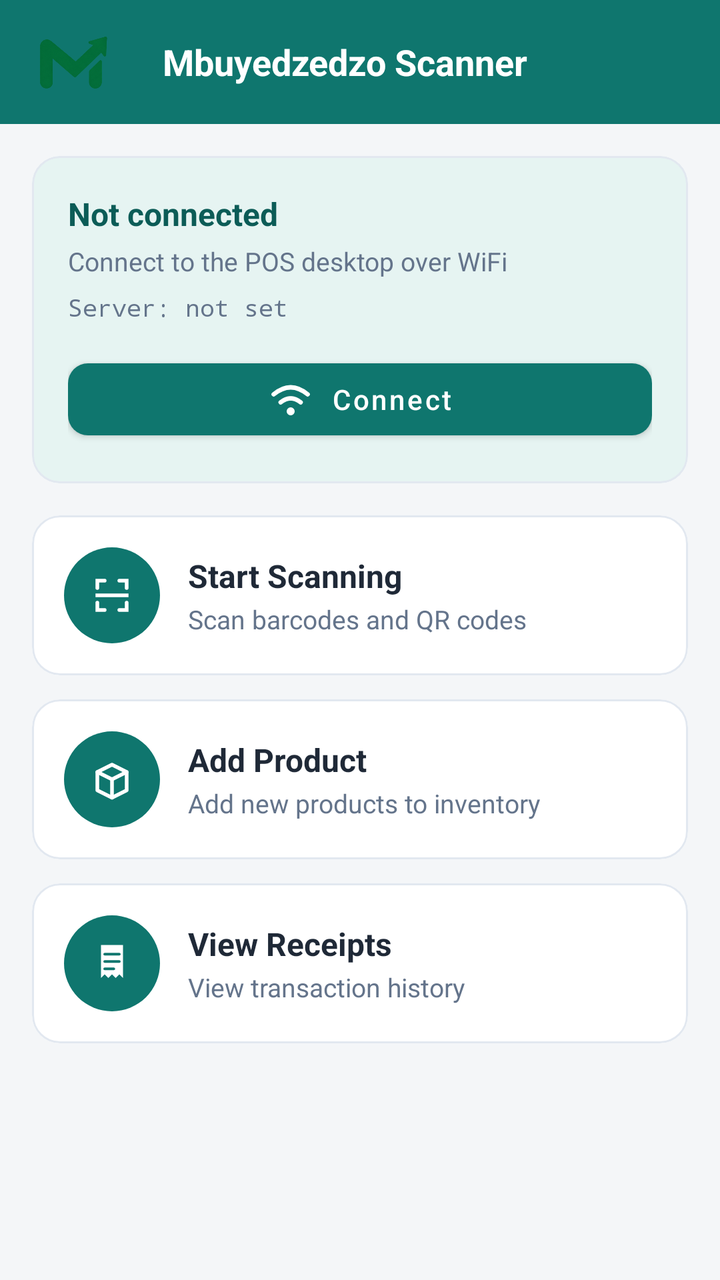
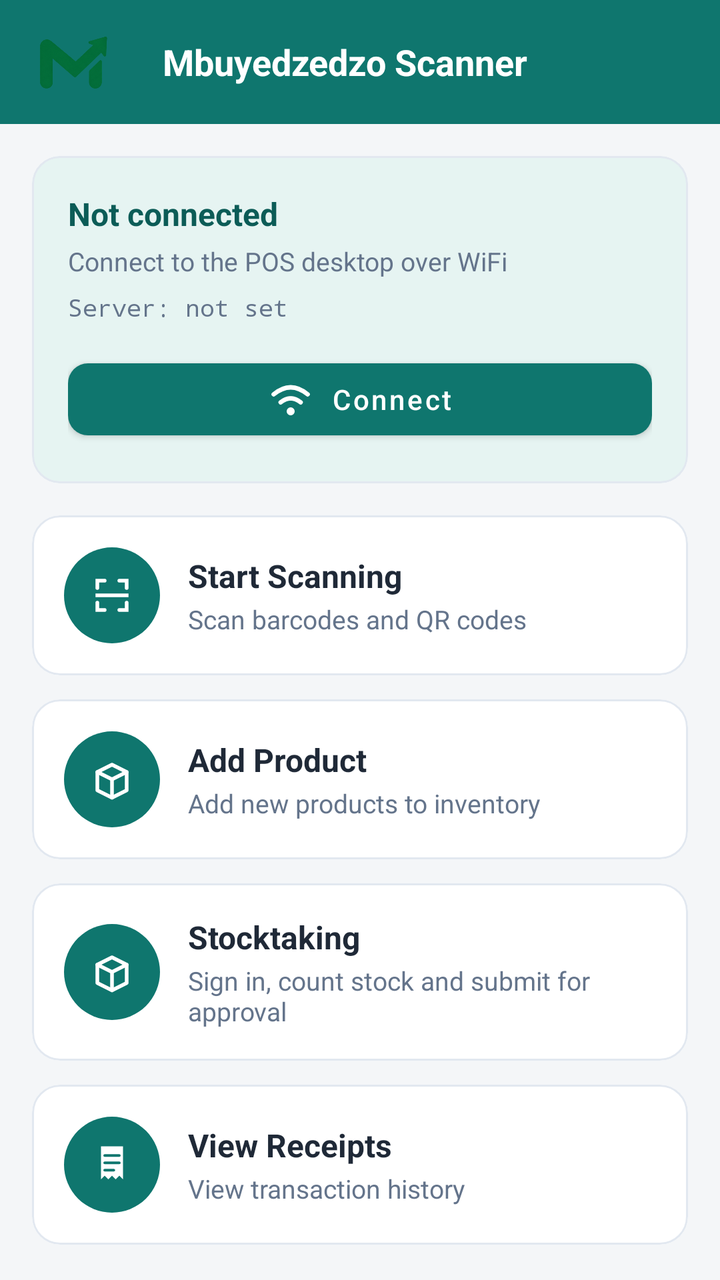

Two renders of the same Android screen: before a commit and after it. Below are the layout's source before the change and the commit's diff.
<!-- AndroidManifest.xml: application theme Theme.POSScanner -->
<!-- res/layout/activity_main.xml -->
<?xml version="1.0" encoding="utf-8"?>
<LinearLayout xmlns:android="http://schemas.android.com/apk/res/android"
    xmlns:app="http://schemas.android.com/apk/res-auto"
    android:layout_width="match_parent"
    android:layout_height="match_parent"
    android:orientation="vertical"
    android:background="@color/bg">

    
    <LinearLayout
        android:layout_width="match_parent"
        android:layout_height="wrap_content"
        android:orientation="horizontal"
        android:gravity="center_vertical"
        android:background="@color/brand_primary"
        android:paddingHorizontal="20dp"
        android:paddingVertical="16dp">

        <ImageView
            android:layout_width="wrap_content"
            android:layout_height="30dp"
            android:adjustViewBounds="true"
            android:src="@drawable/logo_mark"
            android:contentDescription="@string/app_name" />

        <TextView
            android:layout_width="wrap_content"
            android:layout_height="wrap_content"
            android:layout_marginStart="10dp"
            android:text="@string/app_name"
            android:textSize="18sp"
            android:textStyle="bold"
            android:textColor="@color/white" />
    </LinearLayout>

    <ScrollView
        android:layout_width="match_parent"
        android:layout_height="0dp"
        android:layout_weight="1"
        android:fillViewport="true">

        <LinearLayout
            android:layout_width="match_parent"
            android:layout_height="wrap_content"
            android:orientation="vertical"
            android:padding="16dp">

            
            <com.google.android.material.card.MaterialCardView
                android:id="@+id/connectionCard"
                android:layout_width="match_parent"
                android:layout_height="wrap_content"
                android:layout_marginBottom="16dp"
                app:cardCornerRadius="14dp"
                app:cardElevation="0dp"
                app:strokeColor="@color/border"
                app:strokeWidth="1dp"
                app:cardBackgroundColor="@color/brand_primary_light">

                <LinearLayout
                    android:layout_width="match_parent"
                    android:layout_height="wrap_content"
                    android:orientation="vertical"
                    android:padding="18dp">

                    <TextView
                        android:id="@+id/connectionStatus"
                        android:layout_width="wrap_content"
                        android:layout_height="wrap_content"
                        android:text="Not connected"
                        android:textSize="16sp"
                        android:textStyle="bold"
                        android:textColor="@color/brand_primary_dark" />

                    <TextView
                        android:id="@+id/statusText"
                        android:layout_width="wrap_content"
                        android:layout_height="wrap_content"
                        android:layout_marginTop="4dp"
                        android:text="Connect to the POS desktop over WiFi"
                        android:textSize="13sp"
                        android:textColor="@color/muted" />

                    <TextView
                        android:id="@+id/serverIPText"
                        android:layout_width="wrap_content"
                        android:layout_height="wrap_content"
                        android:layout_marginTop="6dp"
                        android:text="Server: not set"
                        android:textSize="12sp"
                        android:textColor="@color/muted"
                        android:fontFamily="monospace" />

                    <com.google.android.material.button.MaterialButton
                        android:id="@+id/connectButton"
                        android:layout_width="match_parent"
                        android:layout_height="wrap_content"
                        android:layout_marginTop="14dp"
                        android:text="Connect"
                        android:textAllCaps="false"
                        android:textColor="@color/white"
                        app:icon="@drawable/ic_wifi"
                        app:iconGravity="textStart"
                        app:iconTint="@color/white"
                        app:cornerRadius="10dp"
                        app:backgroundTint="@color/brand_primary" />
                </LinearLayout>
            </com.google.android.material.card.MaterialCardView>

            
            <com.google.android.material.card.MaterialCardView
                android:id="@+id/scanButton"
                style="@style/ActionRow"
                android:layout_width="match_parent"
                android:layout_height="wrap_content"
                android:layout_marginBottom="12dp"
                android:clickable="true"
                android:focusable="true"
                android:foreground="?attr/selectableItemBackground">

                <LinearLayout
                    android:layout_width="match_parent"
                    android:layout_height="wrap_content"
                    android:orientation="horizontal"
                    android:gravity="center_vertical"
                    android:padding="16dp">

                    <FrameLayout
                        android:layout_width="48dp"
                        android:layout_height="48dp"
                        android:background="@drawable/bg_icon_chip">

                        <ImageView
                            android:layout_width="22dp"
                            android:layout_height="22dp"
                            android:layout_gravity="center"
                            android:src="@drawable/ic_scan"
                            android:contentDescription="@null" />
                    </FrameLayout>

                    <LinearLayout
                        android:layout_width="0dp"
                        android:layout_height="wrap_content"
                        android:layout_weight="1"
                        android:layout_marginStart="14dp"
                        android:orientation="vertical">

                        <TextView
                            android:layout_width="wrap_content"
                            android:layout_height="wrap_content"
                            android:text="@string/scan_button"
                            android:textSize="16sp"
                            android:textStyle="bold"
                            android:textColor="@color/ink" />

                        <TextView
                            android:layout_width="wrap_content"
                            android:layout_height="wrap_content"
                            android:layout_marginTop="2dp"
                            android:text="Scan barcodes and QR codes"
                            android:textSize="13sp"
                            android:textColor="@color/muted" />
                    </LinearLayout>
                </LinearLayout>
            </com.google.android.material.card.MaterialCardView>

            
            <com.google.android.material.card.MaterialCardView
                android:id="@+id/addProductButton"
                style="@style/ActionRow"
                android:layout_width="match_parent"
                android:layout_height="wrap_content"
                android:layout_marginBottom="12dp"
                android:clickable="true"
                android:focusable="true"
                android:foreground="?attr/selectableItemBackground">

                <LinearLayout
                    android:layout_width="match_parent"
                    android:layout_height="wrap_content"
                    android:orientation="horizontal"
                    android:gravity="center_vertical"
                    android:padding="16dp">

                    <FrameLayout
                        android:layout_width="48dp"
                        android:layout_height="48dp"
                        android:background="@drawable/bg_icon_chip">

                        <ImageView
                            android:layout_width="22dp"
                            android:layout_height="22dp"
                            android:layout_gravity="center"
                            android:src="@drawable/ic_inventory"
                            android:contentDescription="@null" />
                    </FrameLayout>

                    <LinearLayout
                        android:layout_width="0dp"
                        android:layout_height="wrap_content"
                        android:layout_weight="1"
                        android:layout_marginStart="14dp"
                        android:orientation="vertical">

                        <TextView
                            android:layout_width="wrap_content"
                            android:layout_height="wrap_content"
                            android:text="Add Product"
                            android:textSize="16sp"
                            android:textStyle="bold"
                            android:textColor="@color/ink" />

                        <TextView
                            android:layout_width="wrap_content"
                            android:layout_height="wrap_content"
                            android:layout_marginTop="2dp"
                            android:text="Add new products to inventory"
                            android:textSize="13sp"
                            android:textColor="@color/muted" />
                    </LinearLayout>
                </LinearLayout>
            </com.google.android.material.card.MaterialCardView>

            
            <com.google.android.material.card.MaterialCardView
                android:id="@+id/viewReceiptsButton"
                style="@style/ActionRow"
                android:layout_width="match_parent"
                android:layout_height="wrap_content"
                android:clickable="true"
                android:focusable="true"
                android:foreground="?attr/selectableItemBackground">

                <LinearLayout
                    android:layout_width="match_parent"
                    android:layout_height="wrap_content"
                    android:orientation="horizontal"
                    android:gravity="center_vertical"
                    android:padding="16dp">

                    <FrameLayout
                        android:layout_width="48dp"
                        android:layout_height="48dp"
                        android:background="@drawable/bg_icon_chip">

                        <ImageView
                            android:layout_width="22dp"
                            android:layout_height="22dp"
                            android:layout_gravity="center"
                            android:src="@drawable/ic_receipt"
                            android:contentDescription="@null" />
                    </FrameLayout>

                    <LinearLayout
                        android:layout_width="0dp"
                        android:layout_height="wrap_content"
                        android:layout_weight="1"
                        android:layout_marginStart="14dp"
                        android:orientation="vertical">

                        <TextView
                            android:layout_width="wrap_content"
                            android:layout_height="wrap_content"
                            android:text="@string/view_receipts"
                            android:textSize="16sp"
                            android:textStyle="bold"
                            android:textColor="@color/ink" />

                        <TextView
                            android:layout_width="wrap_content"
                            android:layout_height="wrap_content"
                            android:layout_marginTop="2dp"
                            android:text="View transaction history"
                            android:textSize="13sp"
                            android:textColor="@color/muted" />
                    </LinearLayout>
                </LinearLayout>
            </com.google.android.material.card.MaterialCardView>

        </LinearLayout>
    </ScrollView>
</LinearLayout>
<!-- resources referenced by this layout -->
<resources>
  <color name="bg">#F4F6F8</color>
  <color name="border">#E2E8F0</color>
  <color name="brand_primary">#0F766E</color>
  <color name="brand_primary_dark">#0C5C57</color>
  <color name="brand_primary_light">#E6F4F2</color>
  <color name="ink">#1F2937</color>
  <color name="muted">#64748B</color>
  <color name="white">#FFFFFF</color>
  <!-- drawable bg_icon_chip (drawable) -->
  <?xml version="1.0" encoding="utf-8"?>
  <shape xmlns:android="http://schemas.android.com/apk/res/android"
      android:shape="oval">
      <solid android:color="@color/brand_primary" />
      <size android:width="48dp" android:height="48dp" />
  </shape>
  <!-- drawable ic_inventory (drawable) -->
  <vector xmlns:android="http://schemas.android.com/apk/res/android"
      android:width="24dp"
      android:height="24dp"
      android:viewportWidth="24"
      android:viewportHeight="24">
      <path
          android:strokeColor="@android:color/white"
          android:strokeWidth="2"
          android:strokeLineJoin="round"
          android:strokeLineCap="round"
          android:fillColor="#00000000"
          android:pathData="M4,8 L12,4 L20,8 L20,18 L12,22 L4,18 Z" />
      <path
          android:strokeColor="@android:color/white"
          android:strokeWidth="2"
          android:strokeLineCap="round"
          android:fillColor="#00000000"
          android:pathData="M4,8 L12,12 L20,8 M12,12 L12,22" />
  </vector>
  <!-- drawable ic_receipt (drawable) -->
  <vector xmlns:android="http://schemas.android.com/apk/res/android"
      android:width="24dp"
      android:height="24dp"
      android:viewportWidth="24"
      android:viewportHeight="24">
      <path
          android:fillColor="@android:color/white"
          android:pathData="M6,2 h12 v18 l-2,-2 -2,2 -2,-2 -2,2 -2,-2 -2,2 Z" />
      <path
          android:strokeColor="#0F766E"
          android:strokeWidth="1.4"
          android:strokeLineCap="round"
          android:fillColor="#00000000"
          android:pathData="M8,7 h8 M8,11 h8 M8,15 h5" />
  </vector>
  <!-- drawable ic_scan (drawable) -->
  <vector xmlns:android="http://schemas.android.com/apk/res/android"
      android:width="24dp"
      android:height="24dp"
      android:viewportWidth="24"
      android:viewportHeight="24">
      <path
          android:strokeColor="@android:color/white"
          android:strokeWidth="2"
          android:strokeLineCap="round"
          android:fillColor="#00000000"
          android:pathData="M4,8 L4,4 L8,4 M16,4 L20,4 L20,8 M20,16 L20,20 L16,20 M8,20 L4,20 L4,16" />
      <path
          android:fillColor="@android:color/white"
          android:pathData="M3,11 h18 v2 h-18 z" />
  </vector>
  <string name="app_name">Mbuyedzedzo Scanner</string>
  <string name="scan_button">Start Scanning</string>
  <string name="view_receipts">View Receipts</string>
  <style name="ActionRow" parent="Widget.MaterialComponents.CardView">
          <item name="cardCornerRadius">14dp</item>
          <item name="cardElevation">0dp</item>
          <item name="strokeColor">@color/border</item>
          <item name="strokeWidth">1dp</item>
          <item name="cardBackgroundColor">@color/surface</item>
      </style>
  <style name="Theme.POSScanner" parent="Theme.MaterialComponents.Light.NoActionBar">
          <item name="colorPrimary">@color/brand_primary</item>
          <item name="colorPrimaryDark">@color/brand_primary_dark</item>
          <item name="colorAccent">@color/brand_primary</item>
          <item name="colorOnPrimary">@color/white</item>
          <item name="android:statusBarColor">@color/brand_primary_dark</item>
          <item name="android:windowBackground">@color/bg</item>
      </style>
  <color name="surface">#FFFFFF</color>
  <!-- unchanged entries left out for length: 2 -->
</resources>

<!-- the commit's change to res/layout/activity_main.xml (unified diff, before → after) -->
@@ -221,6 +221,27 @@
                 </LinearLayout>
             </com.google.android.material.card.MaterialCardView>
 
+            <com.google.android.material.card.MaterialCardView
+                android:id="@+id/stocktakeButton" style="@style/ActionRow"
+                android:layout_width="match_parent" android:layout_height="wrap_content"
+                android:layout_marginBottom="12dp" android:clickable="true" android:focusable="true"
+                android:foreground="?attr/selectableItemBackground">
+                <LinearLayout android:layout_width="match_parent" android:layout_height="wrap_content"
+                    android:orientation="horizontal" android:gravity="center_vertical" android:padding="16dp">
+                    <FrameLayout android:layout_width="48dp" android:layout_height="48dp" android:background="@drawable/bg_icon_chip">
+                        <ImageView android:layout_width="22dp" android:layout_height="22dp" android:layout_gravity="center"
+                            android:src="@drawable/ic_inventory" android:contentDescription="@null" />
+                    </FrameLayout>
+                    <LinearLayout android:layout_width="0dp" android:layout_height="wrap_content" android:layout_weight="1"
+                        android:layout_marginStart="14dp" android:orientation="vertical">
+                        <TextView android:layout_width="wrap_content" android:layout_height="wrap_content"
+                            android:text="@string/stocktaking" android:textSize="16sp" android:textStyle="bold" android:textColor="@color/ink" />
+                        <TextView android:layout_width="wrap_content" android:layout_height="wrap_content" android:layout_marginTop="2dp"
+                            android:text="@string/stocktake_home_hint" android:textSize="13sp" android:textColor="@color/muted" />
+                    </LinearLayout>
+                </LinearLayout>
+            </com.google.android.material.card.MaterialCardView>
+
             
             <com.google.android.material.card.MaterialCardView
                 android:id="@+id/viewReceiptsButton"
<!-- resource entries referenced after the edit -->
@@ -69,6 +69,8 @@
   </vector>
   <string name="app_name">Mbuyedzedzo Scanner</string>
   <string name="scan_button">Start Scanning</string>
+  <string name="stocktake_home_hint">Sign in, count stock and submit for approval</string>
+  <string name="stocktaking">Stocktaking</string>
   <string name="view_receipts">View Receipts</string>
   <style name="ActionRow" parent="Widget.MaterialComponents.CardView">
           <item name="cardCornerRadius">14dp</item>
